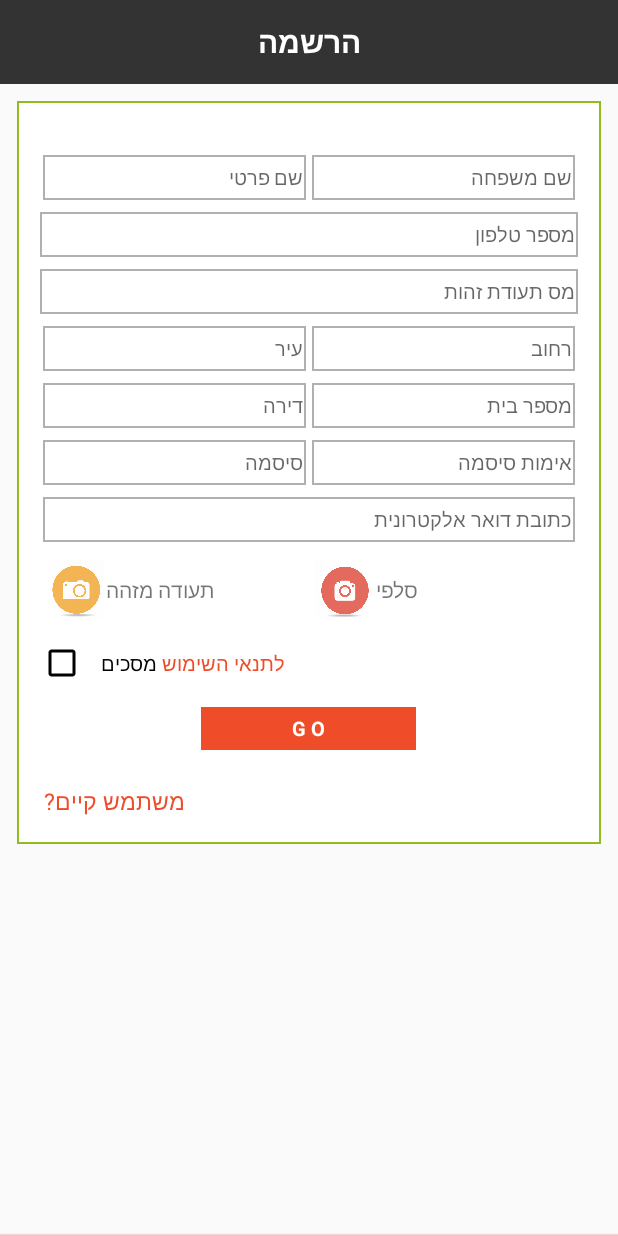
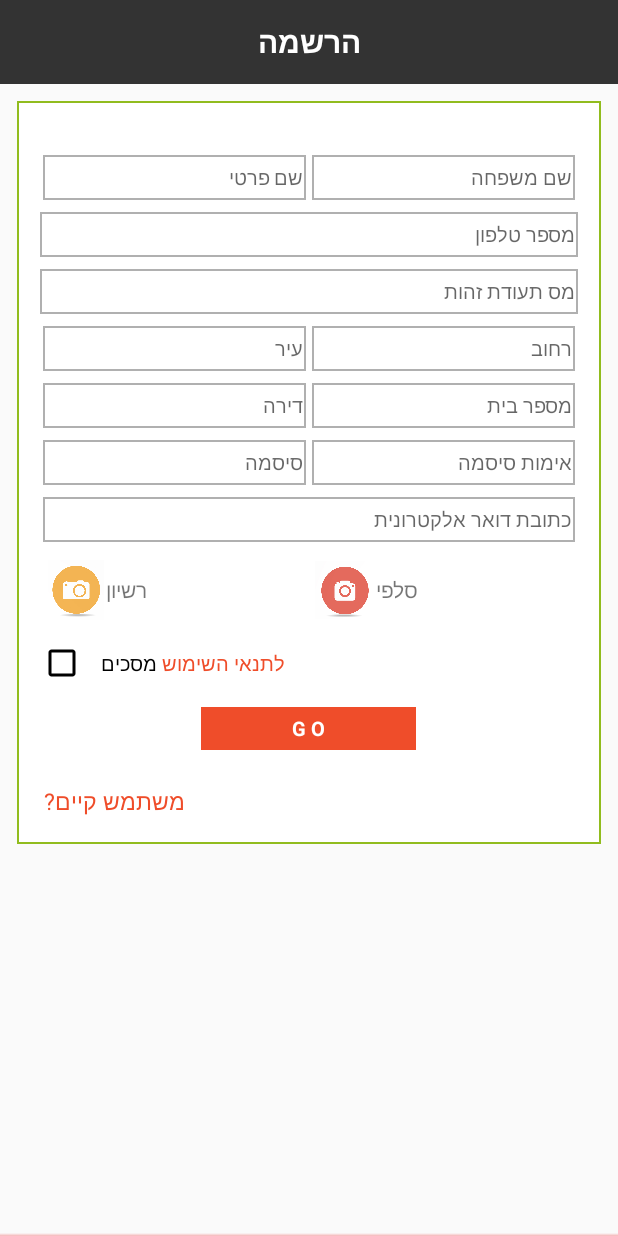
Before and after one commit to brahafa/delivery, an Android app: the RegisterFragment screen opened through its navigation route, on a phone screen of 412 x 824 dp. Run offline under Robolectric (Android 15) with nearby library versions, the phone set to English and light mode, and no system bars; our stand-ins replace Firebase (no records; nobody signed in at launch, a user with empty details on screens opened directly), navigation-ui; network calls fail; 2 statements that could not run were skipped.

Commit message:
fixed all prices to .00 changed "id" to "licenses"

```diff
--- a/app/src/main/java/com/bringit/orders/fragments/OrderDetailsFragment.java
+++ b/app/src/main/java/com/bringit/orders/fragments/OrderDetailsFragment.java
@@ -22,6 +22,7 @@ import com.google.firebase.database.DatabaseReference;
 import com.google.firebase.database.FirebaseDatabase;
 
 import java.util.List;
+import java.util.Locale;
 
 import static java.lang.String.format;
 
@@ -97,8 +98,8 @@ public class OrderDetailsFragment extends Fragment {
         binding.time.setText(order.getOrderTime());
         binding.comments.setText(order.getNotes());
         binding.payType.setText(order.getPaymentDisplay());
-        binding.deliveryPrice.setText(order.getDeliveryPrice());
-        binding.payment.setText(String.format("%s", order.getTotalWithDelivery()));
+        binding.deliveryPrice.setText(String.format(Locale.US, "%.2f", Double.parseDouble(order.getDeliveryPrice())));
+        binding.payment.setText(String.format(Locale.US, "%.2f", Double.parseDouble(order.getTotalWithDelivery())));
 
     }
 
--- a/app/src/main/java/com/bringit/orders/network/Network.java
+++ b/app/src/main/java/com/bringit/orders/network/Network.java
@@ -35,8 +35,8 @@ public class Network {
     private final String SESSION_COOKIE = "Apikey";
 
     private NetworkCallBack listener;
-    public static String BASE_URL = "https://api.bringit.org.il/?apiCtrl=deliver&do=";
-    private final String BASE_URL_2 = "https://api2.bringit.org.il/";
+    public static String BASE_URL = "https://api.bringit.org.il/?apiCtrl=deliver&do="; //dev
+    private final String BASE_URL_2 = "https://api2.bringit.org.il/"; //dev
 
     public enum RequestName {
         LOG_IN, SIGN_UP, CONFIRM_USER,
--- a/app/src/main/res/layout/fragment_order_details.xml
+++ b/app/src/main/res/layout/fragment_order_details.xml
@@ -378,7 +378,7 @@
                     android:layout_height="wrap_content"
                     android:layout_weight="1"
                     android:paddingRight="5dp"
-                    tools:itemCount="0"
+                    tools:itemCount="1"
                     tools:listitem="@layout/rv_item_order_details" />
 
 
--- a/app/src/main/res/layout/fragment_register.xml
+++ b/app/src/main/res/layout/fragment_register.xml
@@ -284,7 +284,7 @@
                         <TextView
                             android:layout_width="wrap_content"
                             android:layout_height="wrap_content"
-                            android:text="תעודה מזהה"
+                            android:text="רשיון"
                             android:layout_gravity="center"
                             android:layout_marginRight="4dp"
                             />
```
Also changed, not shown: app/src/main/java/com/bringit/orders/adapters/ProductsAdapter.java (+6 -5 lines).
